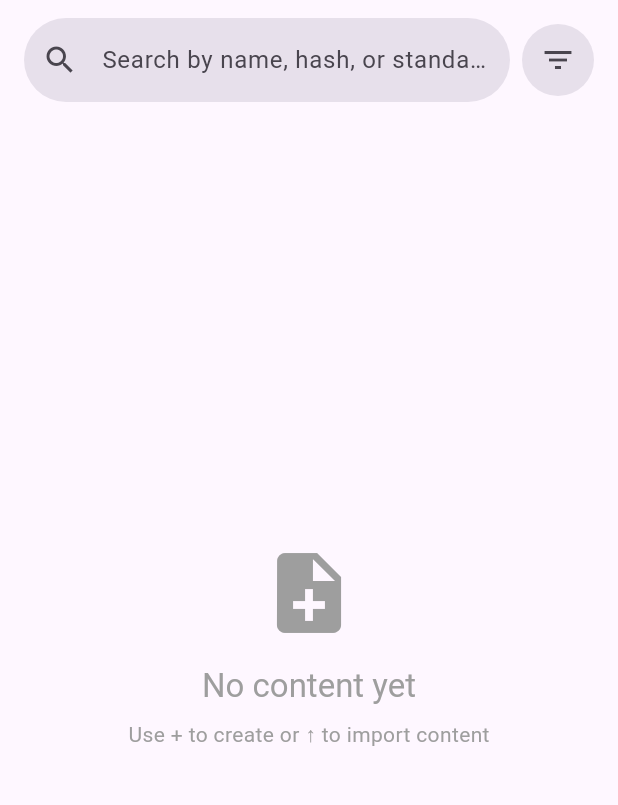
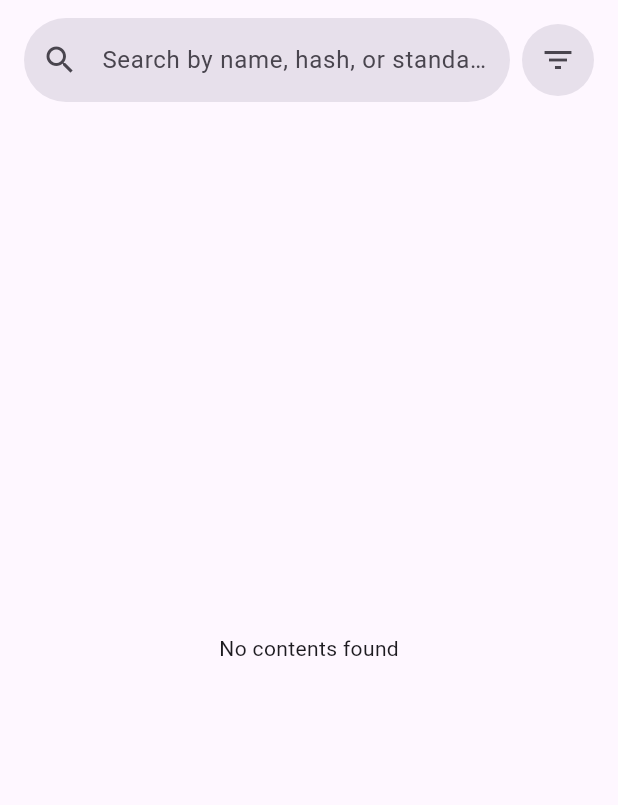
Before and after one commit to omeroooor/web3-content-manager, a Flutter app: the screen it shows after launch, on a phone screen of 412 x 824 dp, the part 54-859 px from its top. Run offline on Flutter 3.47's test engine with Material 3 defaults, Android fonts, the phone set to English and light mode, and no system bars; our stand-ins replace convert, cross_file, file_picker, share_plus, shared_preferences; missing offline and left inert: pointycastle.

Commit message:
Implemented registration status

```diff
--- a/lib/models/content_part.dart
+++ b/lib/models/content_part.dart
@@ -36,6 +36,8 @@ class PortableContent {
   final List<ContentPart> parts;
   final DateTime createdAt;
   final DateTime updatedAt;
+  String owner = "";
+  int rps = 0;
 
   PortableContent({
     required this.id,
@@ -48,6 +50,8 @@ class PortableContent {
     required this.parts,
     required this.createdAt,
     required this.updatedAt,
+    this.owner = "",
+    this.rps = 0,
   });
 
   factory PortableContent.fromJson(Map<String, dynamic> json) =>
--- a/lib/models/portable_content.dart
+++ b/lib/models/portable_content.dart
@@ -7,6 +7,8 @@ class PortableContent {
   final String contentHash;
   final int createdAt;
   final File imageFile;
+  final String owner;
+  final int rps;
 
   PortableContent({
     required this.id,
@@ -15,6 +17,8 @@ class PortableContent {
     required this.contentHash,
     required this.createdAt,
     required this.imageFile,
+    this.owner = "",
+    this.rps = 0,
   });
 
   Map<String, dynamic> toJson() {
@@ -25,6 +29,8 @@ class PortableContent {
       'contentHash': contentHash,
       'createdAt': createdAt,
       'imagePath': imageFile.path,
+      'owner': owner,
+      'rps': rps,
     };
   }
 
@@ -36,11 +42,13 @@ class PortableContent {
       contentHash: json['contentHash'] as String,
       createdAt: json['createdAt'] as int,
       imageFile: File(json['imagePath'] as String),
+      owner: (json['owner'] as String?) ?? "",
+      rps: (json['rps'] as int?) ?? 0,
     );
   }
 
   @override
   String toString() {
-    return 'PortableContent(id: $id, name: $name, description: $description, contentHash: $contentHash, createdAt: $createdAt)';
+    return 'PortableContent(id: $id, name: $name, description: $description, contentHash: $contentHash, createdAt: $createdAt, owner: $owner, rps: $rps)';
   }
 }
--- a/lib/providers/content_provider.dart
+++ b/lib/providers/content_provider.dart
@@ -16,6 +16,7 @@ class ContentProvider with ChangeNotifier {
   String? _error;
   String _searchQuery = '';
   String? _selectedStandard;
+  bool _showRegisteredOnly = false;
 
   ContentProvider(this._service) {
     initialize();
@@ -64,6 +65,11 @@ class ContentProvider with ChangeNotifier {
       }).toList();
     }
 
+    // Apply registered filter if enabled
+    if (_showRegisteredOnly) {
+      filteredContents = filteredContents.where((content) => content.rps > 0).toList();
+    }
+
     return filteredContents;
   }
 
@@ -82,6 +88,7 @@ class ContentProvider with ChangeNotifier {
   bool get isLoading => _isLoading;
   String? get error => _error;
   String get searchQuery => _searchQuery;
+  bool get showRegisteredOnly => _showRegisteredOnly;
 
   void setSearchQuery(String query) {
     _searchQuery = query;
@@ -98,9 +105,15 @@ class ContentProvider with ChangeNotifier {
     notifyListeners();
   }
 
+  void setShowRegisteredOnly(bool value) {
+    _showRegisteredOnly = value;
+    notifyListeners();
+  }
+
   void clearFilters() {
     _selectedStandard = null;
     _searchQuery = '';
+    _showRegisteredOnly = false;
     notifyListeners();
   }
 
@@ -298,6 +311,35 @@ class ContentProvider with ChangeNotifier {
     notifyListeners();
   }
 
+  void updateContentProfile(String contentId, String owner, int rps) {
+    final index = _contents.indexWhere((content) => content.id == contentId);
+    if (index != -1) {
+      final content = _contents[index];
+      _contents[index] = PortableContent(
+        id: content.id,
+        name: content.name,
+        description: content.description,
+        standardName: content.standardName,
+        standardVersion: content.standardVersion,
+        standardData: content.standardData,
+        contentHash: content.contentHash,
+        parts: content.parts,
+        createdAt: content.createdAt,
+        updatedAt: content.updatedAt,
+        owner: owner,
+        rps: rps,
+      );
+      if (_currentContent?.id == contentId) {
+        _currentContent = _contents[index];
+      }
+
+      // Persist the changes
+      _service.updateContent(_contents[index]);
+
+      notifyListeners();
+    }
+  }
+
   void _setError(String error) {
     _error = error;
     _isLoading = false;
--- a/lib/screens/content_list_screen.dart
+++ b/lib/screens/content_list_screen.dart
@@ -70,6 +70,7 @@ class _ContentListScreenState extends State<ContentListScreen> {
   void _showProfileDialog(BuildContext context, String contentHash) {
     print('\nShowing profile dialog for hash: $contentHash');
     final bitcoinProvider = context.read<BitcoinProvider>();
+    final contentProvider = context.read<ContentProvider>();
 
     // Immediately fetch the profile data
     bitcoinProvider.fetchProfile(contentHash);
@@ -84,6 +85,25 @@ class _ContentListScreenState extends State<ContentListScreen> {
               print('Rebuilding profile dialog, loading: ${provider.isLoading}, error: ${provider.error}');
               final profile = provider.getProfile(contentHash);
               print('Current profile data: $profile');
+
+              // Schedule profile update for after the build
+              if (profile != null) {
+                WidgetsBinding.instance.addPostFrameCallback((_) {
+                  try {
+                    final content = contentProvider.contents.firstWhere(
+                      (content) => content.contentHash == contentHash,
+                      orElse: () => throw Exception('Content not found'),
+                    );
+                    contentProvider.updateContentProfile(
+                      content.id,
+                      profile['owner'] as String,
+                      profile['rps'] as int,
+                    );
+                  } catch (e) {
+                    print('Error updating content profile: $e');
+                  }
+                });
+              }
 
               return Column(
                 mainAxisSize: MainAxisSize.min,
@@ -143,48 +163,27 @@ class _ContentListScreenState extends State<ContentListScreen> {
 
   @override
   Widget build(BuildContext context) {
-    return Consumer<ContentProvider>(
-      builder: (context, contentProvider, child) {
-        Widget mainContent = Scaffold(
-          body: contentProvider.contents.isEmpty
-              ? Center(
-                  child: Column(
-                    mainAxisAlignment: MainAxisAlignment.center,
-                    children: [
-                      const Icon(
-                        Icons.note_add,
-                        size: 64,
-                        color: Colors.grey,
-                      ),
-                      const SizedBox(height: 16),
-                      Text(
-                        'No content yet',
-                        style: Theme.of(context).textTheme.titleLarge?.copyWith(
-                              color: Colors.grey,
-                            ),
-                      ),
-                      const SizedBox(height: 8),
-                      Text(
-                        'Use + to create or ↑ to import content',
-                        style: Theme.of(context).textTheme.bodyMedium?.copyWith(
-                              color: Colors.grey,
-                            ),
-                      ),
-                    ],
-                  ),
-                )
-              : ListView.builder(
-                  padding: const EdgeInsets.symmetric(
-                    horizontal: 16,
-                    vertical: 8,
-                  ),
-                  itemCount: contentProvider.contents.length,
+    return Scaffold(
+      body: Consumer<ContentProvider>(
+        builder: (context, provider, child) {
+          final contents = provider.contents;
+
+          if (contents.isEmpty) {
+            return const Center(
+              child: Text('No contents found'),
+            );
+          }
+
+          return ListView.builder(
+            itemCount: contents.length,
             itemBuilder: (context, index) {
-                    final content = contentProvider.contents[index];
+              final content = contents[index];
               final id = content.id;
               return Card(
                 margin: const EdgeInsets.symmetric(vertical: 8),
-                      child: ListTile(
+                child: Stack(
+                  children: [
+                    ListTile(
                       leading: const Icon(Icons.description),
                       title: Text(
                         content.name,
@@ -214,39 +213,29 @@ class _ContentListScreenState extends State<ContentListScreen> {
                           ),
                           IconButton(
                             icon: const Icon(Icons.delete_outline),
-                              onPressed: () => _deleteContent(context, id),
+                            onPressed: () => _deleteContent(context, content.id),
                             tooltip: 'Delete',
                           ),
                         ],
                       ),
                     ),
+                    if (content.rps > 0)
+                      Positioned(
+                        top: 8,
+                        right: 8,
+                        child: Icon(
+                          Icons.verified,
+                          size: 16,
+                          color: Colors.blue.shade700,
+                        ),
+                      ),
+                  ],
+                ),
+              );
+            },
           );
         },
       ),
     );
-
-        // Show loading indicator as an overlay
-        if (contentProvider.isLoading) {
-          mainContent = Stack(
-            children: [
-              mainContent,
-              Container(
-                color: Colors.black26,
-                child: const Center(
-                  child: Card(
-                    child: Padding(
-                      padding: EdgeInsets.all(16.0),
-                      child: CircularProgressIndicator(),
-                    ),
-                  ),
-                ),
-              ),
-            ],
-          );
-        }
-
-        return mainContent;
-      },
-    );
   }
 }
```
Also changed, not shown: lib/main.dart (+35 -25 lines), lib/screens/content_details_screen.dart (+8 -0 lines), lib/services/content_service.dart (+126 -46 lines), lib/standards/w3_simple_post_nft.dart (+16 -23 lines), lib/models/content_part.g.dart. Lines whose indentation alone changed are shown as unchanged.
